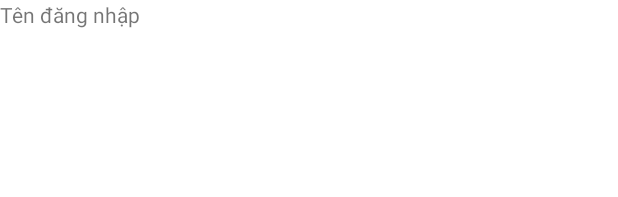
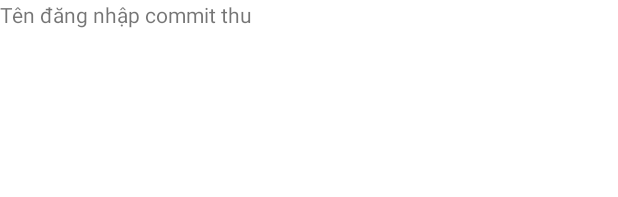
Before and after one commit to lehieuduc/doanphanmem, an Android app: the layout activity_main.xml on its own in the app's theme, with its tools: preview values and no code run, on a phone screen of 412 x 824 dp. Shown: the top 197 px of the screen. Run offline under Robolectric (Android 15) with nearby library versions, the phone set to English and light mode, and no system bars.

Commit message:
commit thu

```diff
--- a/app/src/main/res/layout/activity_main.xml
+++ b/app/src/main/res/layout/activity_main.xml
@@ -15,6 +15,6 @@
             android:id="@+id/textView"
             android:layout_width="match_parent"
             android:layout_height="wrap_content"
-            android:text="Tên đăng nhập " />
+            android:text="Tên đăng nhập commit thu" />
     </LinearLayout>
 </androidx.constraintlayout.widget.ConstraintLayout>
```
